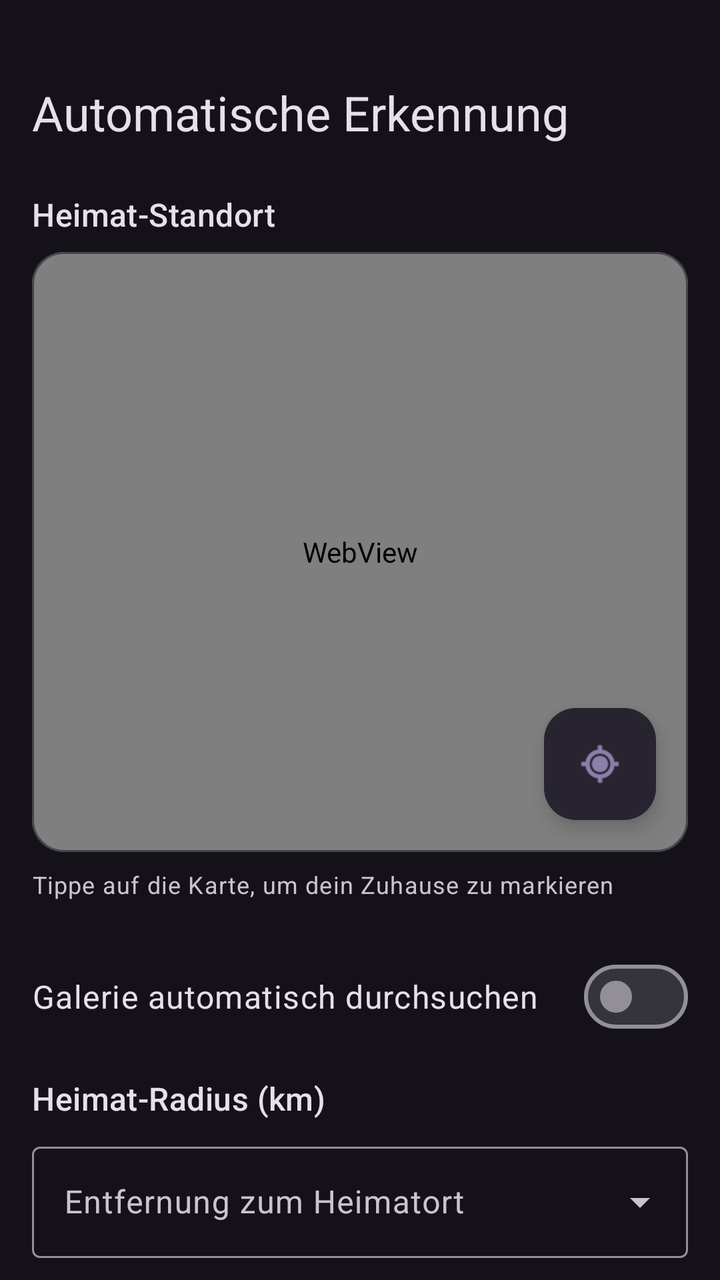
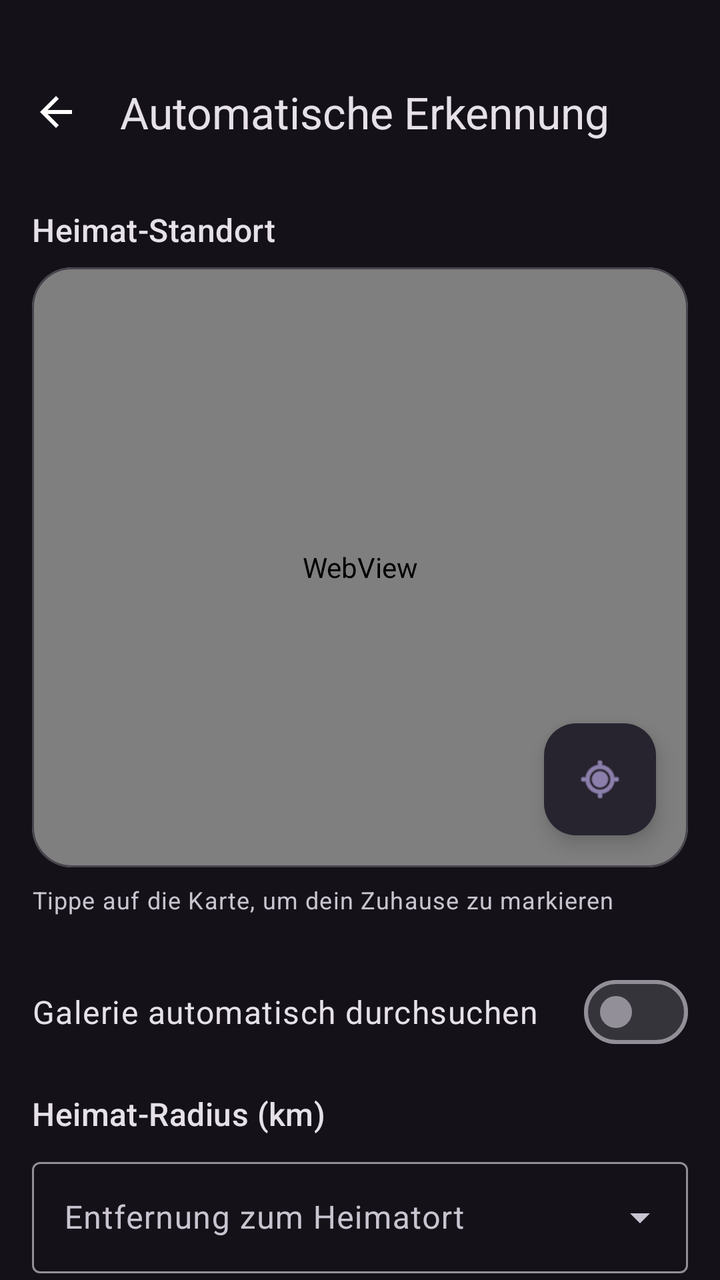

Screens rendered from an Android XML layout before and after an edit, with the pre-edit source and the edit as a unified diff.
<!-- AndroidManifest.xml: application theme Theme.PlacesTracker -->
<!-- res/layout/fragment_auto_detection_settings.xml -->
<?xml version="1.0" encoding="utf-8"?>
<androidx.core.widget.NestedScrollView xmlns:android="http://schemas.android.com/apk/res/android"
    xmlns:app="http://schemas.android.com/apk/res-auto"
    android:layout_width="match_parent"
    android:layout_height="match_parent"
    android:background="?attr/colorSurface">

    <LinearLayout
        android:layout_width="match_parent"
        android:layout_height="wrap_content"
        android:orientation="vertical"
        android:padding="16dp">

        <TextView
            android:layout_width="match_parent"
            android:layout_height="wrap_content"
            android:text="@string/auto_detection"
            android:textAppearance="@style/TextAppearance.Material3.HeadlineSmall"
            android:layout_marginBottom="24dp"
            android:layout_marginTop="24dp" />

        <TextView
            android:layout_width="match_parent"
            android:layout_height="wrap_content"
            android:text="@string/home_location"
            android:textAppearance="@style/TextAppearance.Material3.TitleMedium"
            android:layout_marginBottom="8dp" />

        <com.google.android.material.card.MaterialCardView
            android:id="@+id/cardHomeMap"
            android:layout_width="match_parent"
            android:layout_height="300dp"
            android:layout_marginBottom="8dp"
            app:cardCornerRadius="16dp"
            app:strokeWidth="1dp"
            app:strokeColor="?attr/colorOutlineVariant">

            <FrameLayout
                android:layout_width="match_parent"
                android:layout_height="match_parent">

                <android.webkit.WebView
                    android:id="@+id/homeWebView"
                    android:layout_width="match_parent"
                    android:layout_height="match_parent" />

                <com.google.android.material.floatingactionbutton.FloatingActionButton
                    android:id="@+id/btnCurrentLocation"
                    android:layout_width="wrap_content"
                    android:layout_height="wrap_content"
                    android:layout_gravity="bottom|end"
                    android:layout_margin="16dp"
                    app:fabSize="mini"
                    app:tint="?attr/colorPrimary"
                    app:backgroundTint="?attr/colorSurface"
                    app:srcCompat="@android:drawable/ic_menu_mylocation"
                    android:contentDescription="@string/location_hint" />

            </FrameLayout>

        </com.google.android.material.card.MaterialCardView>

        <TextView
            android:id="@+id/tvHomeCoords"
            android:layout_width="match_parent"
            android:layout_height="wrap_content"
            android:text="@string/home_location_instruction"
            android:textAppearance="@style/TextAppearance.Material3.BodySmall"
            android:layout_marginBottom="24dp" />

        <com.google.android.material.materialswitch.MaterialSwitch
            android:id="@+id/switchAutoGallery"
            android:layout_width="match_parent"
            android:layout_height="wrap_content"
            android:text="@string/auto_scan_gallery"
            android:textAppearance="@style/TextAppearance.Material3.BodyLarge"
            android:layout_marginBottom="16dp" />

        <TextView
            android:layout_width="match_parent"
            android:layout_height="wrap_content"
            android:text="@string/home_radius"
            android:textAppearance="@style/TextAppearance.Material3.TitleMedium"
            android:layout_marginBottom="8dp" />

        <com.google.android.material.textfield.TextInputLayout
            style="@style/Widget.Material3.TextInputLayout.OutlinedBox.ExposedDropdownMenu"
            android:layout_width="match_parent"
            android:layout_height="wrap_content"
            android:hint="@string/home_distance_hint"
            android:layout_marginBottom="8dp">

            <AutoCompleteTextView
                android:id="@+id/spinnerDistance"
                android:layout_width="match_parent"
                android:layout_height="wrap_content"
                android:inputType="none" />

        </com.google.android.material.textfield.TextInputLayout>

        <TextView
            android:id="@+id/tvDistanceDescription"
            android:layout_width="match_parent"
            android:layout_height="wrap_content"
            android:text="@string/home_radius_desc"
            android:textAppearance="@style/TextAppearance.Material3.BodySmall"
            android:alpha="0.7" />

        <com.google.android.material.button.MaterialButton
            android:id="@+id/btnSaveAutoSettings"
            android:layout_width="match_parent"
            android:layout_height="64dp"
            android:layout_marginTop="32dp"
            android:text="@string/save"
            app:cornerRadius="16dp" />

    </LinearLayout>
</androidx.core.widget.NestedScrollView>
<!-- resources referenced by this layout -->
<resources>
  <string name="auto_detection">Automatische Erkennung</string>
  <string name="auto_scan_gallery">Galerie automatisch durchsuchen</string>
  <string name="home_distance_hint">Entfernung zum Heimatort</string>
  <string name="home_location">Heimat-Standort</string>
  <string name="home_location_instruction">Tippe auf die Karte, um dein Zuhause zu markieren</string>
  <string name="home_radius">Heimat-Radius (km)</string>
  <string name="home_radius_desc">Die App erstellt Entwürfe für neue Orte, wenn du Fotos außerhalb deines Heimat-Radius aufnimmst. Bei 0 km wird jedes Foto als Erlebnis gewertet.</string>
  <string name="location_hint">Standort auswählen</string>
  <string name="save">Speichern</string>
  <style name="Theme.PlacesTracker" parent="Theme.Material3.Dark.NoActionBar" />
</resources>

<!-- the commit's change to res/layout/fragment_auto_detection_settings.xml (unified diff, before → after) -->
@@ -1,118 +1,134 @@
 <?xml version="1.0" encoding="utf-8"?>
-<androidx.core.widget.NestedScrollView xmlns:android="http://schemas.android.com/apk/res/android"
+<androidx.coordinatorlayout.widget.CoordinatorLayout xmlns:android="http://schemas.android.com/apk/res/android"
     xmlns:app="http://schemas.android.com/apk/res-auto"
     android:layout_width="match_parent"
     android:layout_height="match_parent"
     android:background="?attr/colorSurface">
 
-    <LinearLayout
+    <com.google.android.material.appbar.AppBarLayout
         android:layout_width="match_parent"
         android:layout_height="wrap_content"
-        android:orientation="vertical"
-        android:padding="16dp">
+        android:background="@android:color/transparent"
+        app:elevation="0dp">
 
-        <TextView
+        <com.google.android.material.appbar.MaterialToolbar
+            android:id="@+id/toolbar"
+            android:layout_width="match_parent"
+            android:layout_height="?attr/actionBarSize"
+            android:layout_marginTop="24dp"
+            app:navigationIcon="@drawable/ic_arrow_back"
+            app:title="@string/auto_detection"
+            app:titleTextAppearance="@style/TextAppearance.Material3.TitleLarge" />
+    </com.google.android.material.appbar.AppBarLayout>
+
+    <androidx.core.widget.NestedScrollView
+        android:layout_width="match_parent"
+        android:layout_height="match_parent"
+        app:layout_behavior="@string/appbar_scrolling_view_behavior">
+
+        <LinearLayout
             android:layout_width="match_parent"
             android:layout_height="wrap_content"
-            android:text="@string/auto_detection"
-            android:textAppearance="@style/TextAppearance.Material3.HeadlineSmall"
-            android:layout_marginBottom="24dp"
-            android:layout_marginTop="24dp" />
+            android:orientation="vertical"
+            android:paddingHorizontal="16dp"
+            android:paddingTop="16dp"
+            android:paddingBottom="24dp">
 
-        <TextView
-            android:layout_width="match_parent"
-            android:layout_height="wrap_content"
-            android:text="@string/home_location"
-            android:textAppearance="@style/TextAppearance.Material3.TitleMedium"
-            android:layout_marginBottom="8dp" />
-
-        <com.google.android.material.card.MaterialCardView
-            android:id="@+id/cardHomeMap"
-            android:layout_width="match_parent"
-            android:layout_height="300dp"
-            android:layout_marginBottom="8dp"
-            app:cardCornerRadius="16dp"
-            app:strokeWidth="1dp"
-            app:strokeColor="?attr/colorOutlineVariant">
-
-            <FrameLayout
-                android:layout_width="match_parent"
-                android:layout_height="match_parent">
-
-                <android.webkit.WebView
-                    android:id="@+id/homeWebView"
-                    android:layout_width="match_parent"
-                    android:layout_height="match_parent" />
-
-                <com.google.android.material.floatingactionbutton.FloatingActionButton
-                    android:id="@+id/btnCurrentLocation"
-                    android:layout_width="wrap_content"
-                    android:layout_height="wrap_content"
-                    android:layout_gravity="bottom|end"
-                    android:layout_margin="16dp"
-                    app:fabSize="mini"
-                    app:tint="?attr/colorPrimary"
-                    app:backgroundTint="?attr/colorSurface"
-                    app:srcCompat="@android:drawable/ic_menu_mylocation"
-                    android:contentDescription="@string/location_hint" />
-
-            </FrameLayout>
-
-        </com.google.android.material.card.MaterialCardView>
-
-        <TextView
-            android:id="@+id/tvHomeCoords"
-            android:layout_width="match_parent"
-            android:layout_height="wrap_content"
-            android:text="@string/home_location_instruction"
-            android:textAppearance="@style/TextAppearance.Material3.BodySmall"
-            android:layout_marginBottom="24dp" />
-
-        <com.google.android.material.materialswitch.MaterialSwitch
-            android:id="@+id/switchAutoGallery"
-            android:layout_width="match_parent"
-            android:layout_height="wrap_content"
-            android:text="@string/auto_scan_gallery"
-            android:textAppearance="@style/TextAppearance.Material3.BodyLarge"
-            android:layout_marginBottom="16dp" />
-
-        <TextView
-            android:layout_width="match_parent"
-            android:layout_height="wrap_content"
-            android:text="@string/home_radius"
-            android:textAppearance="@style/TextAppearance.Material3.TitleMedium"
-            android:layout_marginBottom="8dp" />
-
-        <com.google.android.material.textfield.TextInputLayout
-            style="@style/Widget.Material3.TextInputLayout.OutlinedBox.ExposedDropdownMenu"
-            android:layout_width="match_parent"
-            android:layout_height="wrap_content"
-            android:hint="@string/home_distance_hint"
-            android:layout_marginBottom="8dp">
-
-            <AutoCompleteTextView
-                android:id="@+id/spinnerDistance"
+            <TextView
                 android:layout_width="match_parent"
                 android:layout_height="wrap_content"
-                android:inputType="none" />
+                android:text="@string/home_location"
+                android:textAppearance="@style/TextAppearance.Material3.TitleMedium"
+                android:layout_marginBottom="8dp" />
 
-        </com.google.android.material.textfield.TextInputLayout>
+            <com.google.android.material.card.MaterialCardView
+                android:id="@+id/cardHomeMap"
+                android:layout_width="match_parent"
+                android:layout_height="300dp"
+                android:layout_marginBottom="8dp"
+                app:cardCornerRadius="20dp"
+                app:strokeWidth="1dp"
+                app:strokeColor="?attr/colorOutlineVariant">
 
-        <TextView
-            android:id="@+id/tvDistanceDescription"
-            android:layout_width="match_parent"
-            android:layout_height="wrap_content"
-            android:text="@string/home_radius_desc"
-            android:textAppearance="@style/TextAppearance.Material3.BodySmall"
-            android:alpha="0.7" />
+                <FrameLayout
+                    android:layout_width="match_parent"
+                    android:layout_height="match_parent">
 
-        <com.google.android.material.button.MaterialButton
-            android:id="@+id/btnSaveAutoSettings"
-            android:layout_width="match_parent"
-            android:layout_height="64dp"
-            android:layout_marginTop="32dp"
-            android:text="@string/save"
-            app:cornerRadius="16dp" />
+                    <android.webkit.WebView
+                        android:id="@+id/homeWebView"
+                        android:layout_width="match_parent"
+                        android:layout_height="match_parent" />
 
-    </LinearLayout>
-</androidx.core.widget.NestedScrollView>
+                    <com.google.android.material.floatingactionbutton.FloatingActionButton
+                        android:id="@+id/btnCurrentLocation"
+                        android:layout_width="wrap_content"
+                        android:layout_height="wrap_content"
+                        android:layout_gravity="bottom|end"
+                        android:layout_margin="16dp"
+                        android:contentDescription="@string/location_hint"
+                        app:backgroundTint="?attr/colorSurface"
+                        app:fabSize="mini"
+                        app:srcCompat="@android:drawable/ic_menu_mylocation"
+                        app:tint="?attr/colorPrimary" />
+
+                </FrameLayout>
+
+            </com.google.android.material.card.MaterialCardView>
+
+            <TextView
+                android:id="@+id/tvHomeCoords"
+                android:layout_width="match_parent"
+                android:layout_height="wrap_content"
+                android:text="@string/home_location_instruction"
+                android:textAppearance="@style/TextAppearance.Material3.BodySmall"
+                android:layout_marginBottom="24dp" />
+
+            <com.google.android.material.materialswitch.MaterialSwitch
+                android:id="@+id/switchAutoGallery"
+                android:layout_width="match_parent"
+                android:layout_height="wrap_content"
+                android:text="@string/auto_scan_gallery"
+                android:textAppearance="@style/TextAppearance.Material3.BodyLarge"
+                android:layout_marginBottom="16dp" />
+
+            <TextView
+                android:layout_width="match_parent"
+                android:layout_height="wrap_content"
+                android:text="@string/home_radius"
+                android:textAppearance="@style/TextAppearance.Material3.TitleMedium"
+                android:layout_marginBottom="8dp" />
+
+            <com.google.android.material.textfield.TextInputLayout
+                style="@style/Widget.Material3.TextInputLayout.OutlinedBox.ExposedDropdownMenu"
+                android:layout_width="match_parent"
+                android:layout_height="wrap_content"
+                android:hint="@string/home_distance_hint"
+                android:layout_marginBottom="8dp">
+
+                <AutoCompleteTextView
+                    android:id="@+id/spinnerDistance"
+                    android:layout_width="match_parent"
+                    android:layout_height="wrap_content"
+                    android:inputType="none" />
+
+            </com.google.android.material.textfield.TextInputLayout>
+
+            <TextView
+                android:id="@+id/tvDistanceDescription"
+                android:layout_width="match_parent"
+                android:layout_height="wrap_content"
+                android:text="@string/home_radius_desc"
+                android:textAppearance="@style/TextAppearance.Material3.BodySmall"
+                android:alpha="0.7" />
+
+            <com.google.android.material.button.MaterialButton
+                android:id="@+id/btnSaveAutoSettings"
+                android:layout_width="match_parent"
+                android:layout_height="64dp"
+                android:layout_marginTop="32dp"
+                android:text="@string/save"
+                app:cornerRadius="16dp" />
+
+        </LinearLayout>
+    </androidx.core.widget.NestedScrollView>
+</androidx.coordinatorlayout.widget.CoordinatorLayout>
<!-- resource entries referenced after the edit -->
@@ -1,5 +1,11 @@
 <!-- resources referenced by this layout -->
 <resources>
+  <!-- drawable ic_arrow_back (drawable) -->
+  <vector xmlns:android="http://schemas.android.com/apk/res/android" android:autoMirrored="true" android:height="24dp" android:tint="#FFFFFF" android:viewportHeight="960" android:viewportWidth="960" android:width="24dp">
+        
+      <path android:fillColor="@android:color/white" android:pathData="M313,520L537,744L480,800L160,480L480,160L537,216L313,440L800,440L800,520L313,520Z"/>
+      
+  </vector>
   <string name="auto_detection">Automatische Erkennung</string>
   <string name="auto_scan_gallery">Galerie automatisch durchsuchen</string>
   <string name="home_distance_hint">Entfernung zum Heimatort</string>
